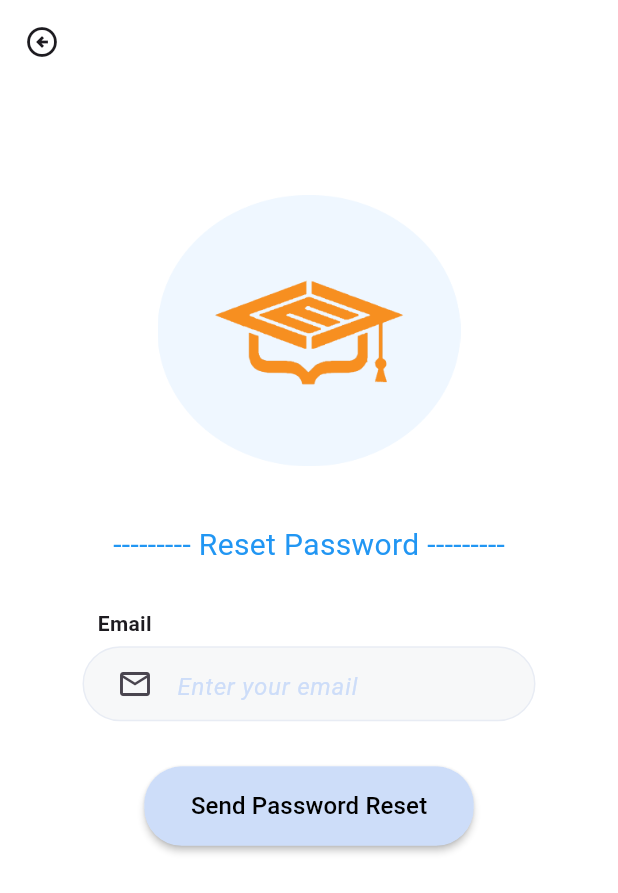
After one commit to rehamay/rehamay, a Flutter app: the ResetPass1 screen opened directly, on a phone screen of 412 x 824 dp. The commit adds this screen. Shown: the top 893 px of the screen. Run offline on Flutter 3.47's test engine with Material 3 defaults, Android fonts, the light colour scheme and no system bars; our stand-ins replace smooth_page_indicator.

Commit message:
Initial commit

```diff
--- a/lib/Payment.dart
+++ b/lib/Payment.dart
@@ -1,6 +1,6 @@
 import 'package:flutter/material.dart';
 import 'package:flutter/services.dart';
-import 'package:remoo/parent_profile.dart';
+import 'package:remoo/parent/parent_profile.dart';
 
 
 void main() {
--- a/lib/forgetpass.dart
+++ b/lib/parent/forgetpass.dart
@@ -1,7 +1,7 @@
 import 'package:flutter/material.dart';
 import 'package:flutter/services.dart';
-import 'package:remoo/forgetpass.dart';
-import 'package:remoo/forget2.dart';
+import 'package:remoo/parent/forgetpass.dart';
+import 'package:remoo/parent/forget2.dart';
 
 class ResetPass extends StatefulWidget {
   const ResetPass({super.key});
--- a/lib/home_page_parent.dart
+++ b/lib/parent/home_page_parent.dart
@@ -1,5 +1,5 @@
 import 'package:flutter/material.dart';
-import 'package:remoo/parent_profile.dart';
+import 'package:remoo/parent/parent_profile.dart';
 import 'package:remoo/quiz/quiz_screen.dart';
 
 
--- a/lib/parent_profile.dart
+++ b/lib/parent/parent_profile.dart
@@ -1,6 +1,6 @@
 import 'package:flutter/material.dart';
-import 'package:remoo/your_profile.dart';
-import 'Payment.dart';
+import 'package:remoo/parent/your_profile.dart';
+import '../Payment.dart';
 import 'edit_payment.dart';
 import 'home_page_parent.dart'; // Assuming sign-in file path is correct
 
--- a/lib/registerscreen.dart
+++ b/lib/parent/registerscreen.dart
@@ -1,7 +1,7 @@
 import 'package:flutter/material.dart';
 import 'package:flutter/services.dart';
 import 'package:remoo/introScreens/introPage1.dart';
-import 'package:remoo/signIN.dart';
+import 'package:remoo/parent/signIN.dart';
 import 'package:remoo/users_schools.dart';
 import 'forgetpass.dart';
 
--- a/lib/signIN.dart
+++ b/lib/parent/signIN.dart
@@ -1,6 +1,6 @@
 import 'package:flutter/material.dart';
 import 'package:flutter/services.dart';
-import 'package:remoo/registerscreen.dart';
+import 'package:remoo/parent/registerscreen.dart';
 import 'package:remoo/users_schools.dart';
 import 'forgetpass.dart';
 import 'home_page_parent.dart';
--- a/lib/your_profile.dart
+++ b/lib/parent/your_profile.dart
@@ -1,5 +1,5 @@
 import 'package:flutter/material.dart';
-import 'package:remoo/parent_profile.dart';
+import 'package:remoo/parent/parent_profile.dart';
 
 // Define the stateless widget
 class your_profile extends StatelessWidget {
--- a/lib/quiz/quiz_screen.dart
+++ b/lib/quiz/quiz_screen.dart
@@ -1,6 +1,6 @@
 import 'package:flutter/material.dart';
 import 'package:remoo/quiz/question_model.dart';
-import '../home_page_parent.dart';
+import '../parent/home_page_parent.dart';
 
 class QuizScreen extends StatefulWidget {
   @override
--- a/lib/School_profile.dart
+++ b/lib/school/School_profile.dart
@@ -1,6 +1,6 @@
 import 'package:flutter/material.dart';
 import 'package:flutter/services.dart';
-import 'package:remoo/home_page_sch.dart'; // Assuming sign-in file path is correct
+import 'package:remoo/school/home_page_sch.dart'; // Assuming sign-in file path is correct
 
 class Sch_Profile extends StatelessWidget {
   const Sch_Profile({Key? key}) : super(key: key);
--- /dev/null
+++ b/lib/school/forget_pass.dart
@@ -0,0 +1,127 @@
+import 'package:flutter/material.dart';
+import 'package:flutter/services.dart';
+import 'package:remoo/parent/forget2.dart';
+import 'forget_pass2.dart';
+
+class ResetPass1 extends StatefulWidget {
+  const ResetPass1({super.key});
+
+  @override
+  State<ResetPass1> createState() => _ResetPassState();
+}
+
+class _ResetPassState extends State<ResetPass1> {
+  @override
+  Widget build(BuildContext context) {
+    return Scaffold(
+      extendBodyBehindAppBar: true, // Extend body behind the app bar
+      backgroundColor: Colors.white,
+      appBar: AppBar(
+        backgroundColor: Colors.transparent, // Make app bar background transparent
+        leading: IconButton(
+          onPressed: () {
+            Navigator.push(
+              context,
+              MaterialPageRoute(
+                builder: (context) => ForgotPass(),
+              ),
+            );
+          },
+          icon: Icon(Icons.arrow_circle_left_outlined),
+        ),
+      ),
+      body: SingleChildScrollView(
+        child: Padding(
+          padding: const EdgeInsets.only(left: 25, right: 25, top: 100),
+          child: Column(
+            children: [
+              Padding(
+                padding: const EdgeInsets.only(left: 80, right: 80, top: 30),
+                child: Image(image: AssetImage('images/logo2.png')),
+              ),
+              SizedBox(height: 30),
+              Padding(
+                padding: const EdgeInsets.all(8.0),
+                child: Text(
+                  '--------- Reset Password ---------',
+                  style: TextStyle(fontSize: 20, color: Colors.blue),
+                ),
+              ),
+              SizedBox(height: 20),
+              // Email
+              Align(
+                alignment: Alignment.centerLeft,
+                child: Padding(
+                  padding: const EdgeInsets.only(left: 40),
+                  child: Text(
+                    'Email',
+                    style: TextStyle(fontWeight: FontWeight.bold),
+                  ),
+                ),
+              ),
+              SizedBox(height: 5),
+              Container(
+                child: Column(
+                  children: [
+                    Padding(
+                      padding: const EdgeInsets.symmetric(horizontal: 30),
+                      child: Container(
+                        decoration: BoxDecoration(
+                          color: const Color(0xFFF7F8F9),
+                          border: Border.all(color: const Color(0xFFE8ECF4)),
+                          borderRadius: BorderRadius.circular(30),
+                        ),
+                        child: Padding(
+                          padding: const EdgeInsets.only(left: 10, right: 10),
+                          child: TextFormField(
+                            decoration: const InputDecoration(
+                              prefixIcon: Icon(Icons.email_outlined),
+                              suffix: Icon(Icons.email, color: Color(0xFF8391A1)),
+                              border: InputBorder.none,
+                              hintText: 'Enter your email',
+                              hintStyle: TextStyle(
+                                fontStyle: FontStyle.italic,
+                                color: Color(0XFFCDDDF9),
+                              ),
+                            ),
+                          ),
+                        ),
+                      ),
+                    ),
+                  ],
+                ),
+              ),
+              SizedBox(height: 30),
+              // Send Password Reset Button
+              Padding(
+                padding: const EdgeInsets.symmetric(horizontal: 40),
+                child: MaterialButton(
+                  color: const Color(0XFFCDDDF9),
+                  shape: RoundedRectangleBorder(borderRadius: BorderRadius.circular(25)),
+                  onPressed: () {
+                    Navigator.push(
+                      context,
+                      MaterialPageRoute(
+                        builder: (context) => ForgotPass2(),
+                      ),
+                    );
+                  },
+                  child: Padding(
+                    padding: EdgeInsets.all(15.0),
+                    child: Text(
+                      "Send Password Reset",
+                      style: TextStyle(
+                        color: Colors.black,
+                        fontSize: 16,
+                      ),
+                    ),
+                  ),
+                ),
+              ),
+            ],
+          ),
+        ),
+      ),
+    );
+  }
+}
--- a/lib/signupSchool.dart
+++ b/lib/school/signupSchool.dart
@@ -1,9 +1,8 @@
 import 'package:flutter/material.dart';
 import 'package:flutter/services.dart';
-import 'package:remoo/introScreens/introPage1.dart';
-import 'package:remoo/signIN.dart';
+import 'package:remoo/parent/signIN.dart';
 import 'package:remoo/users_schools.dart';
-import 'forgetpass.dart';
+
 
 class SignUpschool extends StatelessWidget {
   PageController _controller = PageController();
--- a/lib/users_schools.dart
+++ b/lib/users_schools.dart
@@ -1,8 +1,8 @@
 import 'package:flutter/material.dart';
 import 'package:flutter/services.dart';
-import 'package:remoo/signIN.dart';
+import 'package:remoo/parent/signIN.dart';
 import 'introScreens/introPage3.dart';
-import 'package:remoo/signinschool.dart';
+import 'package:remoo/school/signinschool.dart';
 
 
 class UserSchool extends StatelessWidget {
```
Also changed, not shown: lib/parent/forget2.dart (added, +182 -0 lines), lib/school/forget_pass2.dart (renamed from lib/forget2.dart, +5 -6 lines), lib/school/signinschool.dart (renamed from lib/signinschool.dart, +3 -6 lines), lib/parent/edit_payment.dart (renamed from lib/edit_payment.dart), lib/school/home_page_sch.dart (renamed from lib/home_page_sch.dart).
